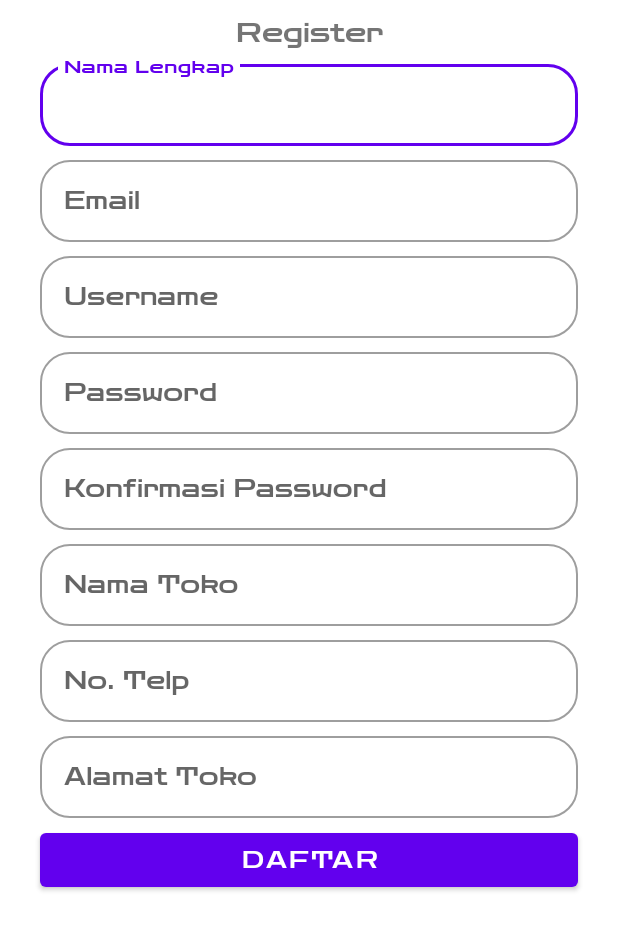
After one commit to billyrefanto/MyKasirPos, an Android app: the layout register_fragment.xml on its own in the app's theme, with its tools: preview values and no code run, on a phone screen of 412 x 824 dp. The commit adds this screen. Shown: the top 930 px of the screen. Run offline under Robolectric (Android 15) with nearby library versions, the phone set to English and light mode, and no system bars.

Commit message:
Add register_fragment.xml

```diff
--- a/app/build.gradle
+++ b/app/build.gradle
@@ -41,4 +41,6 @@ dependencies {
     testImplementation 'junit:junit:4.+'
     androidTestImplementation 'androidx.test.ext:junit:1.1.2'
     androidTestImplementation 'androidx.test.espresso:espresso-core:3.3.0'
+
+
 }
--- a/app/src/main/res/layout/activity_main.xml
+++ b/app/src/main/res/layout/activity_main.xml
@@ -1,18 +1,6 @@
 <?xml version="1.0" encoding="utf-8"?>
-<androidx.constraintlayout.widget.ConstraintLayout xmlns:android="http://schemas.android.com/apk/res/android"
-    xmlns:app="http://schemas.android.com/apk/res-auto"
-    xmlns:tools="http://schemas.android.com/tools"
-    android:layout_width="match_parent"
-    android:layout_height="match_parent"
-    tools:context=".MainActivity">
-
-    <TextView
-        android:layout_width="wrap_content"
-        android:layout_height="wrap_content"
-        android:text="Hello World!"
-        app:layout_constraintBottom_toBottomOf="parent"
-        app:layout_constraintLeft_toLeftOf="parent"
-        app:layout_constraintRight_toRightOf="parent"
-        app:layout_constraintTop_toTopOf="parent" />
+<androidx.constraintlayout.widget.ConstraintLayout
+    xmlns:android="http://schemas.android.com/apk/res/android" android:layout_width="match_parent"
+    android:layout_height="match_parent">
 
 </androidx.constraintlayout.widget.ConstraintLayout>
--- /dev/null
+++ b/app/src/main/res/layout/register_fragment.xml
@@ -0,0 +1,222 @@
+<?xml version="1.0" encoding="utf-8"?>
+<androidx.constraintlayout.widget.ConstraintLayout
+    xmlns:android="http://schemas.android.com/apk/res/android"
+    xmlns:app="http://schemas.android.com/apk/res-auto"
+    android:layout_width="match_parent"
+    android:layout_height="wrap_content"
+    android:layout_margin="5dp"
+    android:layout_marginTop="15dp"
+    app:cardCornerRadius="10dp"
+    android:padding="5dp">
+
+
+    <TextView
+        android:id="@+id/register"
+        android:layout_width="wrap_content"
+        android:layout_height="wrap_content"
+        android:text="@string/register"
+        android:textSize="18sp"
+        android:fontFamily="@font/ZenDots-Regular"
+        app:layout_constraintBottom_toTopOf="@id/nama_reg"
+        app:layout_constraintLeft_toLeftOf="parent"
+        app:layout_constraintRight_toRightOf="parent"
+        app:layout_constraintTop_toTopOf="parent" />
+
+    <com.google.android.material.textfield.TextInputLayout
+        android:id="@+id/nama_reg"
+        style="@style/Widget.MaterialComponents.TextInputLayout.OutlinedBox"
+        android:layout_width="match_parent"
+        android:layout_height="wrap_content"
+        android:layout_marginHorizontal="16dp"
+        android:layout_marginTop="4dp"
+        android:hint="@string/nama_lengkap"
+        app:boxCornerRadiusBottomEnd="20dp"
+        app:boxCornerRadiusBottomStart="20dp"
+        app:boxCornerRadiusTopEnd="20dp"
+        app:boxCornerRadiusTopStart="20dp"
+        app:layout_constraintEnd_toEndOf="parent"
+        app:layout_constraintStart_toStartOf="parent"
+        app:layout_constraintTop_toBottomOf="@id/register">
+
+        <com.google.android.material.textfield.TextInputEditText
+            android:id="@+id/edit_nama"
+            android:layout_width="match_parent"
+            android:layout_height="wrap_content" />
+    </com.google.android.material.textfield.TextInputLayout>
+
+    <com.google.android.material.textfield.TextInputLayout
+        android:id="@+id/email_reg"
+        style="@style/Widget.MaterialComponents.TextInputLayout.OutlinedBox"
+        android:layout_width="match_parent"
+        android:layout_height="wrap_content"
+        android:layout_marginHorizontal="16dp"
+        android:layout_marginTop="4dp"
+        android:hint="@string/email"
+        app:boxCornerRadiusBottomEnd="20dp"
+        app:boxCornerRadiusBottomStart="20dp"
+        app:boxCornerRadiusTopEnd="20dp"
+        app:boxCornerRadiusTopStart="20dp"
+        app:layout_constraintEnd_toEndOf="parent"
+        app:layout_constraintStart_toStartOf="parent"
+        app:layout_constraintTop_toBottomOf="@id/nama_reg">
+
+        <com.google.android.material.textfield.TextInputEditText
+            android:id="@+id/edit_email"
+            android:layout_width="match_parent"
+            android:layout_height="wrap_content" />
+    </com.google.android.material.textfield.TextInputLayout>
+
+    <com.google.android.material.textfield.TextInputLayout
+        android:id="@+id/username_reg"
+        style="@style/Widget.MaterialComponents.TextInputLayout.OutlinedBox"
+        android:layout_width="match_parent"
+        android:layout_height="wrap_content"
+        android:layout_marginHorizontal="16dp"
+        android:layout_marginTop="4dp"
+        android:hint="@string/username"
+        app:boxCornerRadiusBottomEnd="20dp"
+        app:boxCornerRadiusBottomStart="20dp"
+        app:boxCornerRadiusTopEnd="20dp"
+        app:boxCornerRadiusTopStart="20dp"
+        app:layout_constraintEnd_toEndOf="parent"
+        app:layout_constraintStart_toStartOf="parent"
+        app:layout_constraintTop_toBottomOf="@id/email_reg">
+
+        <com.google.android.material.textfield.TextInputEditText
+            android:id="@+id/edit_username"
+            android:layout_width="match_parent"
+            android:layout_height="wrap_content" />
+    </com.google.android.material.textfield.TextInputLayout>
+
+    <com.google.android.material.textfield.TextInputLayout
+        android:id="@+id/password_reg"
+        style="@style/Widget.MaterialComponents.TextInputLayout.OutlinedBox"
+        android:layout_width="match_parent"
+        android:layout_height="wrap_content"
+        android:layout_marginHorizontal="16dp"
+        android:layout_marginTop="4dp"
+        android:hint="@string/password"
+        app:boxCornerRadiusBottomEnd="20dp"
+        app:boxCornerRadiusBottomStart="20dp"
+        app:boxCornerRadiusTopEnd="20dp"
+        app:boxCornerRadiusTopStart="20dp"
+        app:layout_constraintEnd_toEndOf="parent"
+        app:layout_constraintStart_toStartOf="parent"
+        app:layout_constraintTop_toBottomOf="@id/username_reg">
+
+        <com.google.android.material.textfield.TextInputEditText
+            android:id="@+id/edit_password"
+            android:layout_width="match_parent"
+            android:layout_height="wrap_content" />
+    </com.google.android.material.textfield.TextInputLayout>
+
+    <com.google.android.material.textfield.TextInputLayout
+        android:id="@+id/konfirmasi_password_reg"
+        style="@style/Widget.MaterialComponents.TextInputLayout.OutlinedBox"
+        android:layout_width="match_parent"
+        android:layout_height="wrap_content"
+        android:layout_marginHorizontal="16dp"
+        android:layout_marginTop="4dp"
+        android:hint="@string/konfirmasi_password"
+        app:boxCornerRadiusBottomEnd="20dp"
+        app:boxCornerRadiusBottomStart="20dp"
+        app:boxCornerRadiusTopEnd="20dp"
+        app:boxCornerRadiusTopStart="20dp"
+        app:layout_constraintEnd_toEndOf="parent"
+        app:layout_constraintStart_toStartOf="parent"
+        app:layout_constraintTop_toBottomOf="@id/password_reg">
+
+        <com.google.android.material.textfield.TextInputEditText
+            android:id="@+id/edit_konfirmasi_password"
+            android:layout_width="match_parent"
+            android:layout_height="wrap_content" />
+    </com.google.android.material.textfield.TextInputLayout>
+
+    <com.google.android.material.textfield.TextInputLayout
+        android:id="@+id/nama_toko_reg"
+        style="@style/Widget.MaterialComponents.TextInputLayout.OutlinedBox"
+        android:layout_width="match_parent"
+        android:layout_height="wrap_content"
+        android:layout_marginHorizontal="16dp"
+        android:layout_marginTop="4dp"
+        android:hint="@string/nama_toko"
+        app:boxCornerRadiusBottomEnd="20dp"
+        app:boxCornerRadiusBottomStart="20dp"
+        app:boxCornerRadiusTopEnd="20dp"
+        app:boxCornerRadiusTopStart="20dp"
+        app:layout_constraintEnd_toEndOf="parent"
+        app:layout_constraintStart_toStartOf="parent"
+        app:layout_constraintTop_toBottomOf="@id/konfirmasi_password_reg">
+
+        <com.google.android.material.textfield.TextInputEditText
+            android:id="@+id/edit_nama_toko"
+            android:layout_width="match_parent"
+            android:layout_height="wrap_content" />
+    </com.google.android.material.textfield.TextInputLayout>
+
+    <com.google.android.material.textfield.TextInputLayout
+        android:id="@+id/telp_reg"
+        style="@style/Widget.MaterialComponents.TextInputLayout.OutlinedBox"
+        android:layout_width="match_parent"
+        android:layout_height="wrap_content"
+        android:layout_marginHorizontal="16dp"
+        android:layout_marginTop="4dp"
+        android:hint="@string/no_telp"
+        app:boxCornerRadiusBottomEnd="20dp"
+        app:boxCornerRadiusBottomStart="20dp"
+        app:boxCornerRadiusTopEnd="20dp"
+        app:boxCornerRadiusTopStart="20dp"
+        app:layout_constraintEnd_toEndOf="parent"
+        app:layout_constraintStart_toStartOf="parent"
+        app:layout_constraintTop_toBottomOf="@id/nama_toko_reg">
+
+        <com.google.android.material.textfield.TextInputEditText
+            android:id="@+id/edit_tlp"
+            android:layout_width="match_parent"
+            android:layout_height="wrap_content" />
+    </com.google.android.material.textfield.TextInputLayout>
+
+    <com.google.android.material.textfield.TextInputLayout
+        android:id="@+id/alamat_reg"
+        style="@style/Widget.MaterialComponents.TextInputLayout.OutlinedBox"
+        android:layout_width="match_parent"
+        android:layout_height="wrap_content"
+        android:layout_marginHorizontal="16dp"
+        android:layout_marginTop="4dp"
+        android:hint="@string/alamat_toko"
+        app:boxCornerRadiusBottomEnd="20dp"
+        app:boxCornerRadiusBottomStart="20dp"
+        app:boxCornerRadiusTopEnd="20dp"
+        app:boxCornerRadiusTopStart="20dp"
+        app:layout_constraintEnd_toEndOf="parent"
+        app:layout_constraintStart_toStartOf="parent"
+        app:layout_constraintTop_toBottomOf="@id/telp_reg">
+
+        <com.google.android.material.textfield.TextInputEditText
+            android:id="@+id/edit_alamat"
+            android:layout_width="match_parent"
+            android:layout_height="wrap_content" />
+    </com.google.android.material.textfield.TextInputLayout>
+
+    <Button
+        android:id="@+id/btn_reg"
+        android:layout_width="match_parent"
+        android:layout_height="wrap_content"
+        android:text="@string/daftar"
+        app:layout_constraintCircleRadius="5dp"
+        app:layout_constraintEnd_toEndOf="parent"
+        app:layout_constraintStart_toStartOf="parent"
+        android:layout_marginHorizontal="16dp"
+        android:textSize="15sp"
+        android:layout_marginTop="4dp"
+        app:layout_constraintTop_toBottomOf="@id/alamat_reg"/>
+
+
+
+
+
+
+
+
+
+</androidx.constraintlayout.widget.ConstraintLayout>
--- a/app/src/main/res/values/strings.xml
+++ b/app/src/main/res/values/strings.xml
@@ -1,3 +1,13 @@
 <resources>
     <string name="app_name">MyKasirPos</string>
+    <string name="register">Register</string>
+    <string name="nama_lengkap">Nama Lengkap</string>
+    <string name="email">Email</string>
+    <string name="username">Username</string>
+    <string name="password">Password</string>
+    <string name="konfirmasi_password">Konfirmasi Password</string>
+    <string name="nama_toko">Nama Toko</string>
+    <string name="no_telp">No. Telp</string>
+    <string name="alamat_toko">Alamat Toko</string>
+    <string name="daftar">Daftar</string>
 </resources>
--- a/app/src/main/res/values/themes.xml
+++ b/app/src/main/res/values/themes.xml
@@ -12,5 +12,6 @@
         <!-- Status bar color. -->
         <item name="android:statusBarColor" tools:targetApi="l">?attr/colorPrimaryVariant</item>
         <!-- Customize your theme here. -->
+        <item name="android:fontFamily">@font/ZenDots-Regular</item>
     </style>
 </resources>
```
Also changed, not shown: app/src/main/res/font/ZenDots-Regular.ttf (added).
